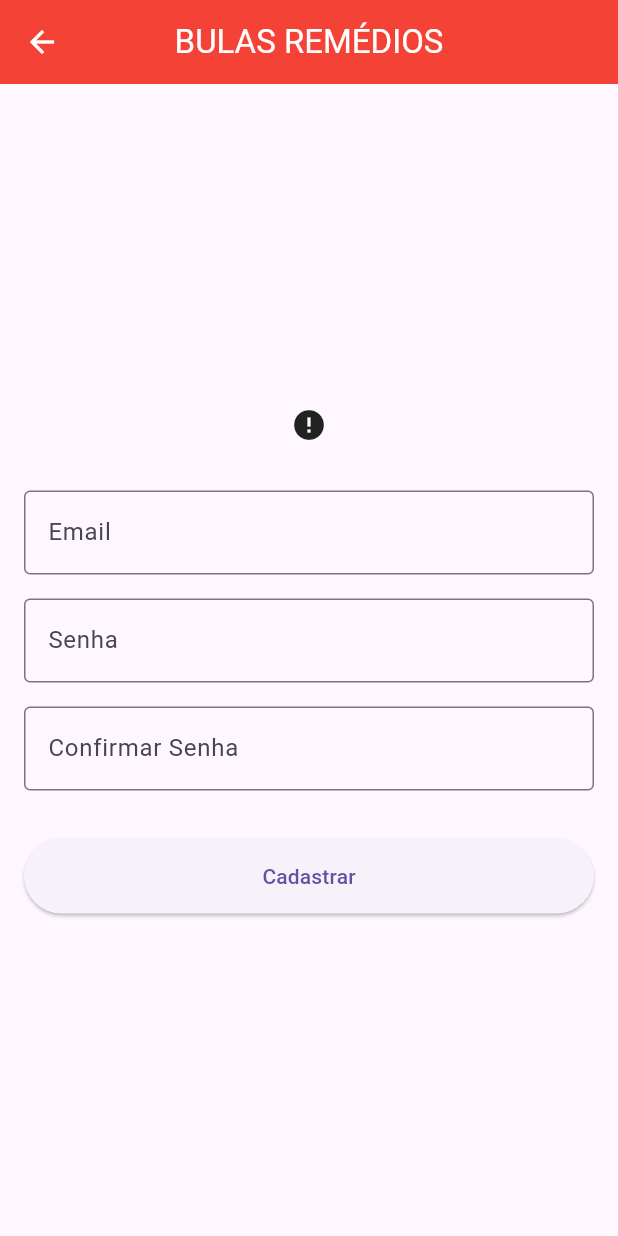
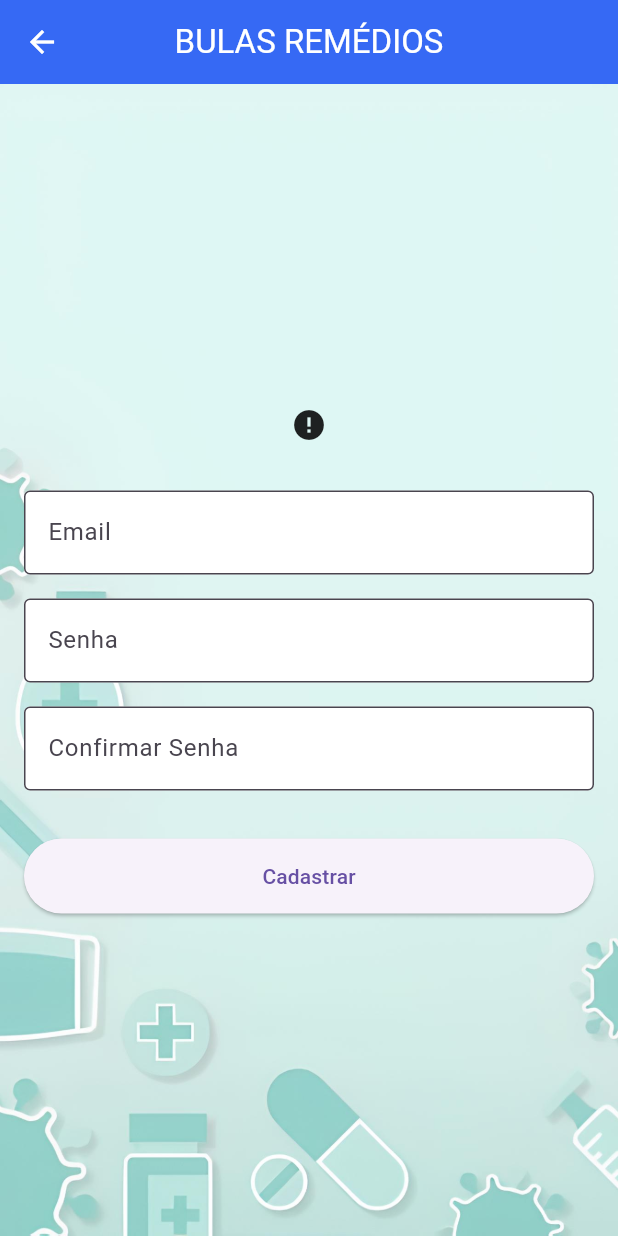
Before and after one commit to MatheusCond/myapp, a Flutter app: the FotoScreen screen opened directly, after a tap on the "logout" icon, after a tap on "Cadastrar-se", on a phone screen of 412 x 824 dp. Run offline on Flutter 3.47's test engine with Material 3 defaults, Android fonts, the phone set to English and light mode, and no system bars; our stand-ins replace firebase_auth, firebase_core, image_picker; accounts and stored records are empty; network calls fail.

Commit message:
Terminando o front end e concertando login e cadastro

```diff
--- a/lib/main.dart
+++ b/lib/main.dart
@@ -19,9 +19,9 @@ class MyApp extends StatelessWidget {
     return MaterialApp(
       title: 'App Demo',
       theme: ThemeData(
-        primarySwatch: Colors.red,
+        primarySwatch: Colors.blue,
         appBarTheme: const AppBarTheme(
-          backgroundColor: Colors.red,
+          backgroundColor: Color.fromARGB(255, 54, 105, 244),
           foregroundColor: Colors.white,
         ),
       ),
--- a/lib/screens/cadastro_screen.dart
+++ b/lib/screens/cadastro_screen.dart
@@ -75,7 +75,13 @@ class _CadastroScreenState extends State<CadastroScreen> {
         title: const Text('BULAS REMÉDIOS'),
         centerTitle: true,
       ),
-      body: Padding(
+      body: Container(
+        decoration: BoxDecoration(
+          image: DecorationImage(
+            image: AssetImage('assets/fundo.jpg'),
+            fit: BoxFit.cover,
+          ),
+        ),
         padding: const EdgeInsets.all(16.0),
         child: Column(
           mainAxisAlignment: MainAxisAlignment.center,
@@ -93,6 +99,8 @@ class _CadastroScreenState extends State<CadastroScreen> {
               decoration: InputDecoration(
                 labelText: 'Email',
                 border: OutlineInputBorder(),
+                fillColor: Color.fromARGB(255, 255, 255, 255),
+                filled: true,
               ),
               keyboardType: TextInputType.emailAddress,
             ),
@@ -103,6 +111,8 @@ class _CadastroScreenState extends State<CadastroScreen> {
               decoration: InputDecoration(
                 labelText: 'Senha',
                 border: OutlineInputBorder(),
+                fillColor: Color.fromARGB(255, 255, 255, 255),
+                filled: true,
               ),
             ),
             const SizedBox(height: 16),
@@ -112,6 +122,8 @@ class _CadastroScreenState extends State<CadastroScreen> {
               decoration: InputDecoration(
                 labelText: 'Confirmar Senha',
                 border: OutlineInputBorder(),
+                fillColor: Color.fromARGB(255, 255, 255, 255),
+                filled: true,
               ),
             ),
             const SizedBox(height: 32),
--- a/lib/screens/foto_screen.dart
+++ b/lib/screens/foto_screen.dart
@@ -48,7 +48,14 @@ class _FotoScreenState extends State<FotoScreen> {
           ),
         ],
       ),
-      body: Column(
+      body: Container(
+        decoration: BoxDecoration(
+          image: DecorationImage(
+            image: AssetImage('assets/fundo.jpg'),
+            fit: BoxFit.cover,
+          ),
+        ),
+        child: Column(
           children: [
             if (_image != null)
               Expanded(
@@ -81,6 +88,7 @@ class _FotoScreenState extends State<FotoScreen> {
             ),
           ],
         ),
+      ),
     );
   }
 }
--- a/pubspec.yaml
+++ b/pubspec.yaml
@@ -93,3 +93,5 @@ flutter:
   #
   # For details regarding fonts from package dependencies,
   # see https://flutter.dev/to/font-from-package
+  assets:
+    - assets/fundo.jpg
```
Also changed, not shown: lib/screens/login_screen.dart (+54 -9 lines), assets/fundo.jpg (added). Lines whose indentation alone changed are shown as unchanged.
